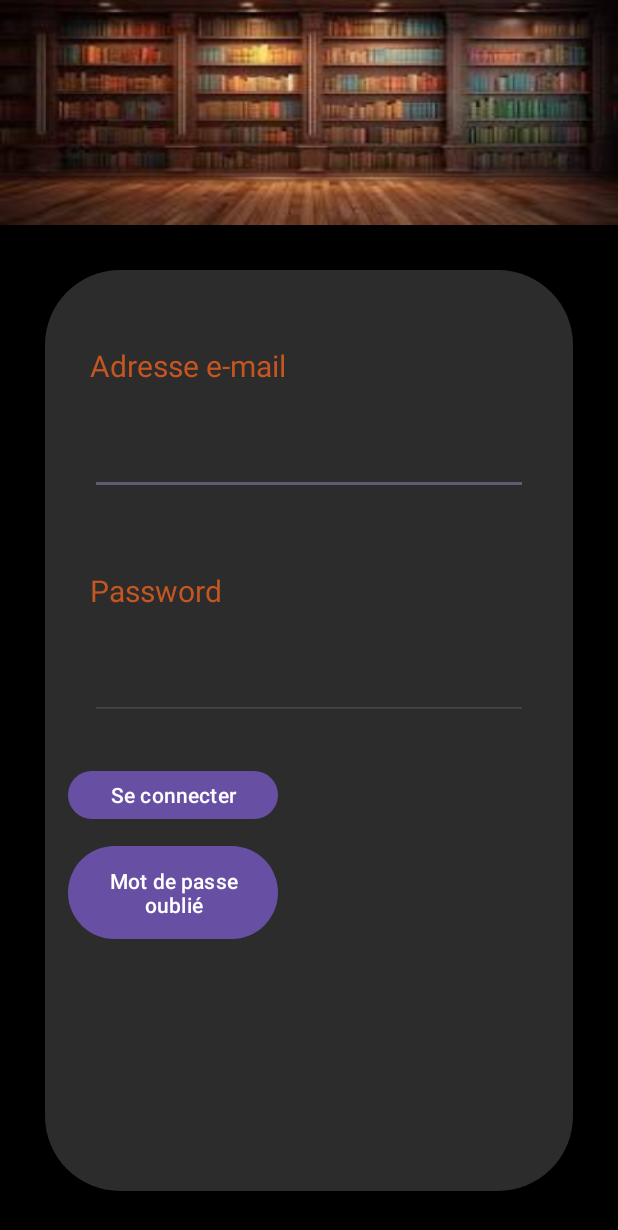
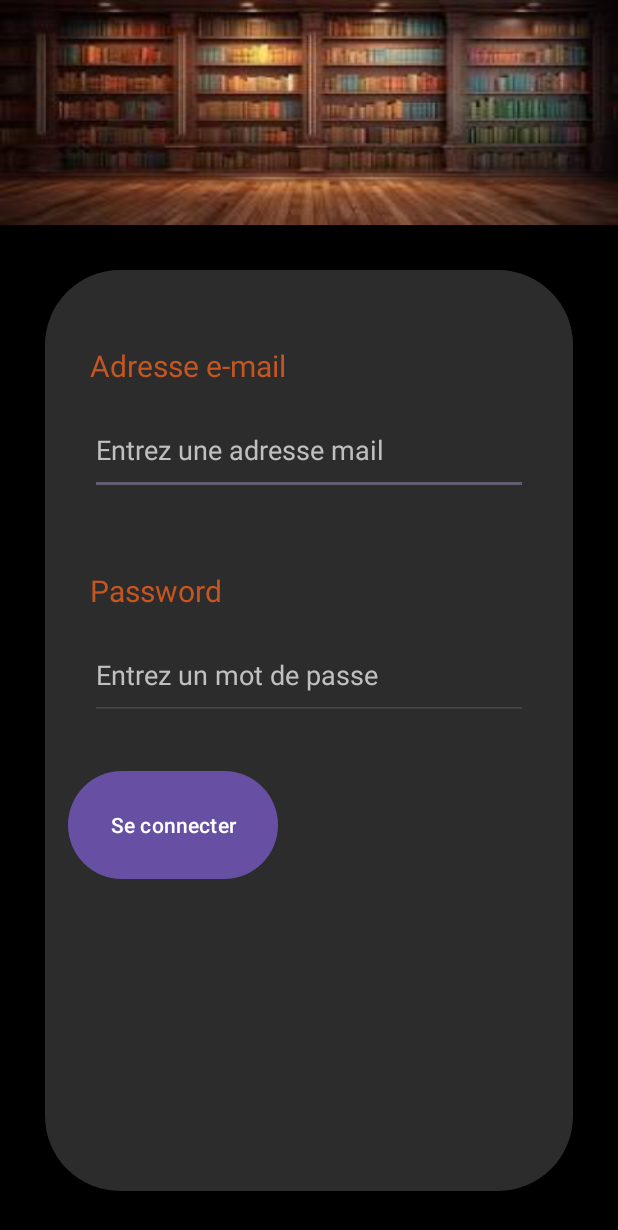
Before and after one commit to TristanEPSI/BooksApp, an Android app: the screen it shows after launch (MainActivity), on a phone screen of 412 x 824 dp. Shown: the top 1230 px of the screen. Run offline under Robolectric (Android 15) with nearby library versions, the phone set to English and light mode, and no system bars; our stand-ins replace Firebase (no records; nobody signed in at launch, a user with empty details on screens opened directly).

```diff
--- a/app/build.gradle.kts
+++ b/app/build.gradle.kts
@@ -1,6 +1,7 @@
 plugins {
     id("com.android.application")
     id("org.jetbrains.kotlin.android")
+    id("com.google.gms.google-services")
 }
 
 android {
@@ -41,6 +42,9 @@ dependencies {
     implementation("androidx.appcompat:appcompat:1.6.1")
     implementation("com.google.android.material:material:1.10.0")
     implementation("androidx.constraintlayout:constraintlayout:2.1.4")
+    implementation(platform("com.google.firebase:firebase-bom:32.7.0"))
+    implementation("com.google.firebase:firebase-analytics")
+    implementation("com.google.firebase:firebase-auth")
     testImplementation("junit:junit:4.13.2")
     androidTestImplementation("androidx.test.ext:junit:1.1.5")
     androidTestImplementation("androidx.test.espresso:espresso-core:3.5.1")
--- a/app/src/main/java/com/example/booksappgottschalktristan/Details_book.kt
+++ b/app/src/main/java/com/example/booksappgottschalktristan/Details_book.kt
@@ -6,6 +6,6 @@ import android.os.Bundle
 class DetailsBook : AppCompatActivity() {
     override fun onCreate(savedInstanceState: Bundle?) {
         super.onCreate(savedInstanceState)
-        setContentView(R.layout.activity_main)
+        setContentView(R.layout.details_book)
     }
 }
--- a/app/src/main/java/com/example/booksappgottschalktristan/List_books.kt
+++ b/app/src/main/java/com/example/booksappgottschalktristan/List_books.kt
@@ -6,6 +6,6 @@ import android.os.Bundle
 class Listbooks : AppCompatActivity() {
     override fun onCreate(savedInstanceState: Bundle?) {
         super.onCreate(savedInstanceState)
-        setContentView(R.layout.activity_main)
+        setContentView(R.layout.list_books)
     }
 }
--- a/app/src/main/res/layout/activity_main.xml
+++ b/app/src/main/res/layout/activity_main.xml
@@ -36,13 +36,18 @@
            android:text="Adresse e-mail"
            android:textColor="@color/primary"
            android:textSize="20dp"
-           android:textAlignment="textStart">
+           android:textAlignment="textStart"
+           android:hint="@string/emailInput"
+           >
        </TextView>
        <EditText
+           android:id="@+id/emailInput"
            android:layout_width="match_parent"
            android:layout_height="60dp"
            android:inputType="textEmailAddress"
-           android:textColor="@color/primary">
+           android:textColor="@color/silver"
+           android:hint="@string/emailInput"
+           android:textColorHint="@color/silver">
        </EditText>
      </LinearLayout>
 
@@ -62,10 +67,13 @@
           android:textAlignment="textStart">
       </TextView>
       <EditText
+          android:id="@+id/passwordInput"
           android:layout_width="match_parent"
           android:layout_height="60dp"
           android:inputType="textPassword"
-          android:textColor="@color/primary">
+          android:textColor="@color/silver"
+          android:hint="@string/passwordInput"
+          android:textColorHint="@color/silver">
       </EditText>
     </LinearLayout>
       <LinearLayout
@@ -79,15 +87,12 @@
             android:orientation="vertical"
             android:paddingHorizontal="15dp">
           <Button
+              android:id="@+id/btnAuth"
               android:layout_width="140dp"
               android:layout_marginBottom="10dp"
-              android:layout_height="40dp"
-              android:text="Se connecter">
-          </Button>
-          <Button
-              android:layout_width="140dp"
-              android:layout_height="70dp"
-              android:text="Mot de passe oublié">
+              android:layout_height="80dp"
+              android:text="Se connecter"
+              android:onClick="onAuth">
           </Button>
         </LinearLayout>
       </LinearLayout>
--- a/app/src/main/res/values/strings.xml
+++ b/app/src/main/res/values/strings.xml
@@ -1,3 +1,6 @@
 <resources>
     <string name="app_name">BooksApp GOTTSCHALK Tristan</string>
+    <string name="emailInput">Entrez une adresse mail</string>
+    <string name="passwordInput">Entrez un mot de passe</string>
+
 </resources>
--- a/build.gradle.kts
+++ b/build.gradle.kts
@@ -1,5 +1,6 @@
 // Top-level build file where you can add configuration options common to all sub-projects/modules.
 plugins {
     id("com.android.application") version "8.2.0" apply false
+    id("com.google.gms.google-services") version "4.4.0" apply false
     id("org.jetbrains.kotlin.android") version "1.9.10" apply false
 }
```
Also changed, not shown: app/src/main/java/com/example/booksappgottschalktristan/MainActivity.kt (+76 -1 lines), 1 other file.
